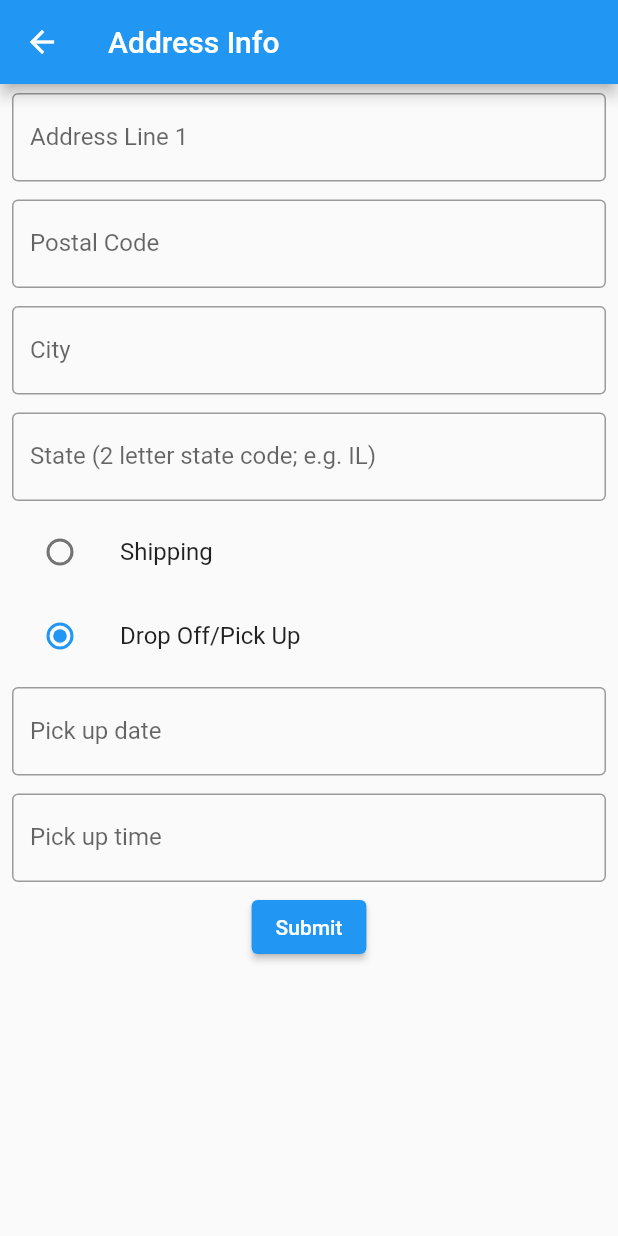
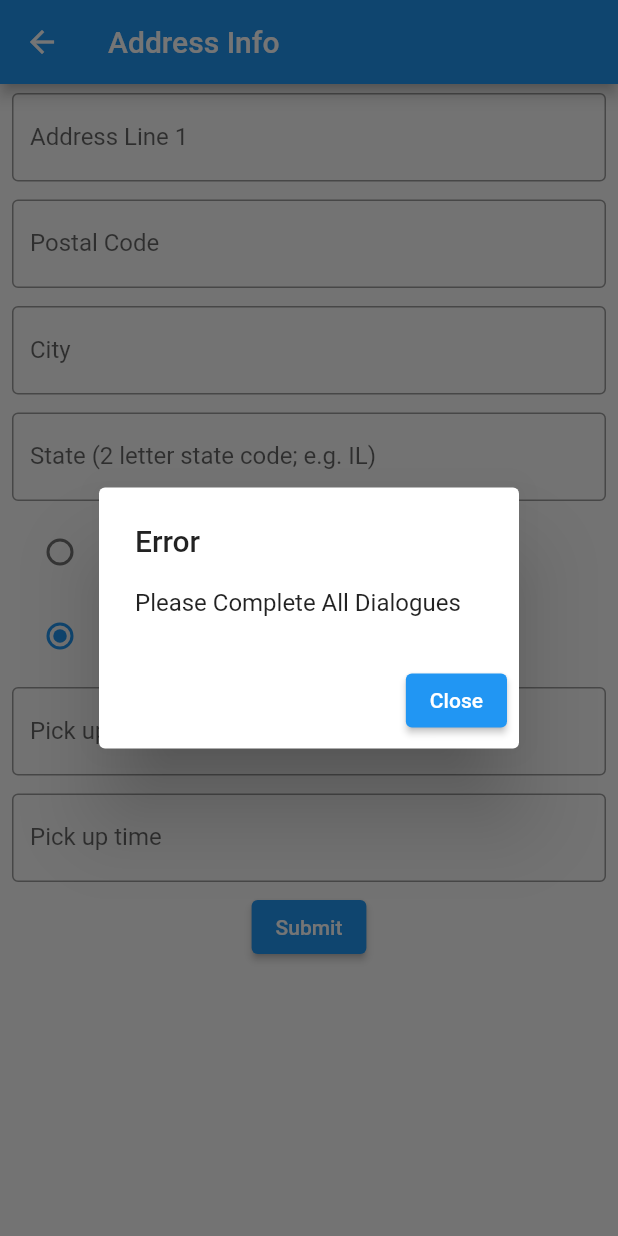
Before and after one commit to nstaFresh/nstaFreshV1, a Flutter app: the Address screen opened directly with empty values, after a tap on "Submit", on a phone screen of 412 x 824 dp. Run offline on Flutter 3.47's test engine with Material 2 defaults, Android fonts, the phone set to English and light mode, and no system bars; our stand-ins replace flutter_dotenv; missing offline and left inert: flutter_stripe.

Commit message:
all error dialogues are working

```diff
--- a/lib/address.dart
+++ b/lib/address.dart
@@ -81,6 +81,27 @@ class AddressContent extends StatefulWidget {
 
 class _AddressContentState extends State<AddressContent> {
   _AddressContentState();
+
+Widget _buildPopupDialog(BuildContext context) {
+    return new AlertDialog(
+      title: const Text('Error'),
+      content: new Column(
+        mainAxisSize: MainAxisSize.min,
+        crossAxisAlignment: CrossAxisAlignment.start,
+        children: <Widget>[
+          Text("Please Complete All Dialogues"),
+        ],
+      ),
+      actions: <Widget>[
+        new ElevatedButton(
+          onPressed: () {
+            Navigator.of(context).pop();
+          },
+          child: const Text('Close'),
+        ),
+      ],
+    );
+  }
 
   late AddressInfo infoForPayment;
   static TextEditingController addressLine1Controller = TextEditingController();
@@ -228,6 +249,11 @@ class _AddressContentState extends State<AddressContent> {
                                   (pickUpDateController.text.isEmpty ||
                                       pickUpTimeController.text.isEmpty))) {
                             print("fuck you");
+                            showDialog(
+                      context: context,
+                      builder: (BuildContext context) =>
+                          _buildPopupDialog(context),
+                    );
                           } else {
                             //add the boolean for shipping/not shipping into this constructor
                             AddressInfo infoForPayment = new AddressInfo(
--- a/lib/book_cleaning.dart
+++ b/lib/book_cleaning.dart
@@ -41,12 +41,12 @@ class BookCleaningContent extends StatefulWidget {
 class _BookCleaningContentState extends State<BookCleaningContent> {
   Widget _buildPopupDialog(BuildContext context) {
     return new AlertDialog(
-      title: const Text('Popup example'),
+      title: const Text('Error'),
       content: new Column(
         mainAxisSize: MainAxisSize.min,
         crossAxisAlignment: CrossAxisAlignment.start,
         children: <Widget>[
-          Text("Hello"),
+          Text("Please Complete All Dialogues"),
         ],
       ),
       actions: <Widget>[
@@ -144,6 +144,7 @@ class _BookCleaningContentState extends State<BookCleaningContent> {
                           _buildPopupDialog(context),
                     );
                   } else {
+
                     Navigator.of(context).pushNamed('/Address',
                         arguments: BookCleaningInfo(
                             nameController.text,
--- a/lib/pop_up.dart
+++ b/lib/pop_up.dart
@@ -10,12 +10,12 @@ import 'payment_complete.dart';
 
 Widget _buildPopupDialog(BuildContext context) {
   return new AlertDialog(
-    title: const Text('Popup example'),
+    title: const Text('Error'),
     content: new Column(
       mainAxisSize: MainAxisSize.min,
       crossAxisAlignment: CrossAxisAlignment.start,
       children: <Widget>[
-        Text("Hello"),
+        Text("Please insert all text fields"),
       ],
     ),
     actions: <Widget>[
```
